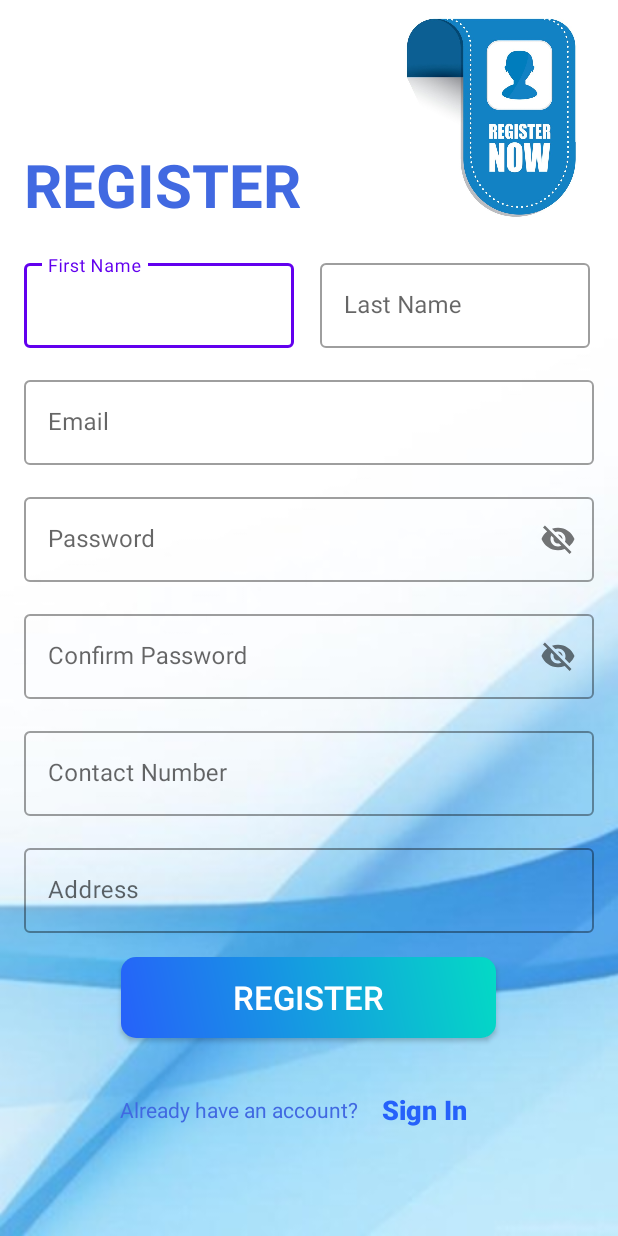
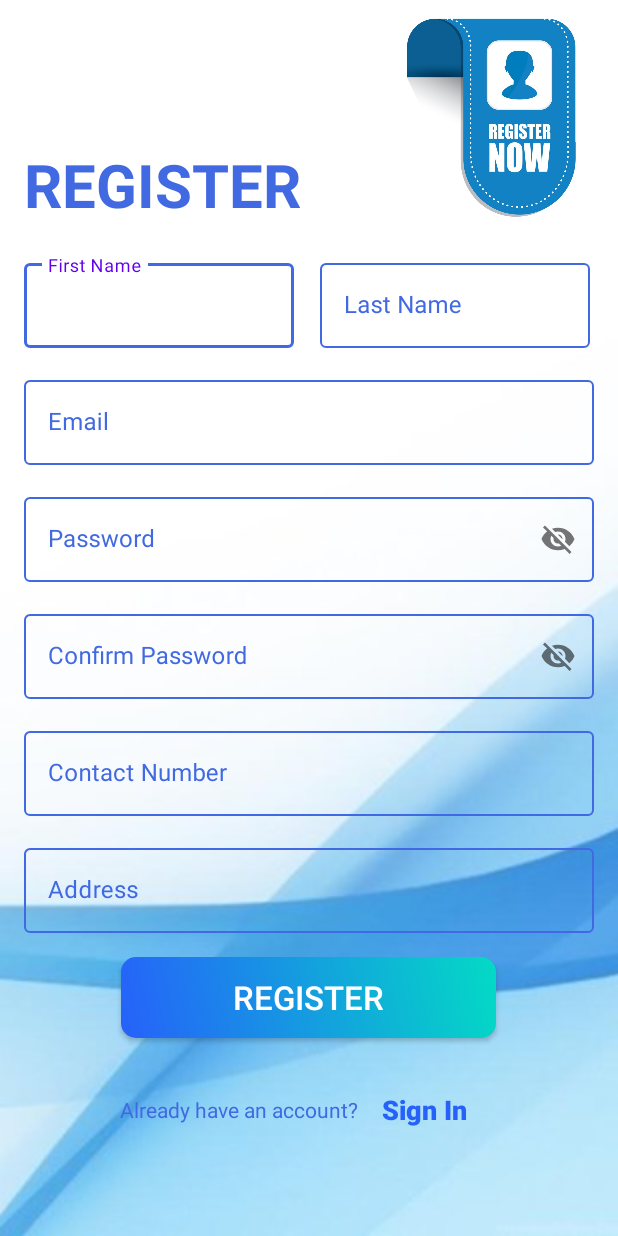
Before and after one commit to AyushBajgai/Final-Year-Project, an Android app: the register screen opened directly, with no data from a screen before it, on a phone screen of 412 x 824 dp. Run offline under Robolectric (Android 15) with nearby library versions, the phone set to English and light mode, and no system bars.

Commit message:
Login/ Register UI

```diff
--- /dev/null
+++ b/FinalYearProject/app/src/main/res/drawable/ic_baseline_lock_24.xml
@@ -0,0 +1,5 @@
+<vector android:height="24dp" android:tint="#3353D0"
+    android:viewportHeight="24" android:viewportWidth="24"
+    android:width="24dp" xmlns:android="http://schemas.android.com/apk/res/android">
+    <path android:fillColor="@android:color/white" android:pathData="M18,8h-1L17,6c0,-2.76 -2.24,-5 -5,-5S7,3.24 7,6v2L6,8c-1.1,0 -2,0.9 -2,2v10c0,1.1 0.9,2 2,2h12c1.1,0 2,-0.9 2,-2L20,10c0,-1.1 -0.9,-2 -2,-2zM12,17c-1.1,0 -2,-0.9 -2,-2s0.9,-2 2,-2 2,0.9 2,2 -0.9,2 -2,2zM15.1,8L8.9,8L8.9,6c0,-1.71 1.39,-3.1 3.1,-3.1 1.71,0 3.1,1.39 3.1,3.1v2z"/>
+</vector>
--- /dev/null
+++ b/FinalYearProject/app/src/main/res/drawable/ic_person.xml
@@ -0,0 +1,5 @@
+<vector android:height="24dp" android:tint="#3353D0"
+    android:viewportHeight="24" android:viewportWidth="24"
+    android:width="24dp" xmlns:android="http://schemas.android.com/apk/res/android">
+    <path android:fillColor="@android:color/white" android:pathData="M12,12c2.21,0 4,-1.79 4,-4s-1.79,-4 -4,-4 -4,1.79 -4,4 1.79,4 4,4zM12,14c-2.67,0 -8,1.34 -8,4v2h16v-2c0,-2.66 -5.33,-4 -8,-4z"/>
+</vector>
--- a/FinalYearProject/app/src/main/res/layout/activity_register.xml
+++ b/FinalYearProject/app/src/main/res/layout/activity_register.xml
@@ -42,8 +42,9 @@
         android:layout_width="180dp"
         android:layout_height="wrap_content"
         android:layout_marginTop="20dp"
-
+        app:boxStrokeColor="@color/royalBlue"
         android:hint="@string/lbl_fname"
+        android:textColorHint="@color/royalBlue"
         app:layout_constraintStart_toStartOf="@+id/title_register"
         app:layout_constraintTop_toBottomOf="@+id/title_register"
         tools:ignore="MissingConstraints">
@@ -65,6 +66,8 @@
         android:layout_height="wrap_content"
         android:layout_marginTop="20dp"
         android:hint="@string/lbl_lname"
+        android:textColorHint="@color/royalBlue"
+        app:boxStrokeColor="@color/royalBlue"
         app:layout_constraintEnd_toEndOf="parent"
         app:layout_constraintHorizontal_bias="0.485"
         app:layout_constraintStart_toEndOf="@+id/layout_fname"
@@ -92,6 +95,8 @@
         android:layout_marginEnd="16dp"
         android:focusableInTouchMode="false"
         android:hint="@string/lbl_password"
+        android:textColorHint="@color/royalBlue"
+        app:boxStrokeColor="@color/royalBlue"
         app:layout_constraintEnd_toEndOf="parent"
         app:layout_constraintHorizontal_bias="0.0"
         app:layout_constraintStart_toStartOf="parent"
@@ -119,6 +124,8 @@
         android:layout_marginEnd="16dp"
         android:focusableInTouchMode="false"
         android:hint="@string/lbl_cpassword"
+        app:boxStrokeColor="@color/royalBlue"
+        android:textColorHint="@color/royalBlue"
         app:layout_constraintEnd_toEndOf="parent"
         app:layout_constraintStart_toStartOf="parent"
         app:layout_constraintTop_toBottomOf="@+id/layout_password"
@@ -145,6 +152,10 @@
         android:layout_marginTop="16dp"
         android:layout_marginEnd="16dp"
         android:hint="@string/lbl_contactNo"
+        app:counterMaxLength="10"
+        app:prefixText="+977"
+        android:textColorHint="@color/royalBlue"
+        app:boxStrokeColor="@color/royalBlue"
         app:layout_constraintEnd_toEndOf="parent"
         app:layout_constraintStart_toStartOf="parent"
         app:layout_constraintTop_toBottomOf="@+id/layout_cpassword"
@@ -155,6 +166,7 @@
             android:layout_width="match_parent"
             android:layout_height="wrap_content"
             android:inputType="number"
+            android:maxLength="10"
             android:textColor="@color/royalBlue"
             app:hintTextColor="@color/royalBlue"
             tools:layout_editor_absoluteY="11dp" />
@@ -170,6 +182,8 @@
         android:layout_marginTop="16dp"
         android:layout_marginEnd="16dp"
         android:hint="@string/lbl_address"
+        android:textColorHint="@color/royalBlue"
+        app:boxStrokeColor="@color/royalBlue"
         app:layout_constraintEnd_toEndOf="parent"
         app:layout_constraintStart_toStartOf="parent"
         app:layout_constraintTop_toBottomOf="@+id/layout_contact_number"
@@ -194,6 +208,8 @@
         android:layout_marginTop="16dp"
         android:layout_marginEnd="16dp"
         android:hint="@string/lbl_email"
+        android:textColorHint="@color/royalBlue"
+        app:boxStrokeColor="@color/royalBlue"
         app:layout_constraintEnd_toEndOf="parent"
         app:layout_constraintStart_toStartOf="parent"
         app:layout_constraintTop_toBottomOf="@+id/layout_fname"
--- a/FinalYearProject/app/src/main/res/values/colors.xml
+++ b/FinalYearProject/app/src/main/res/values/colors.xml
@@ -14,7 +14,8 @@
     <color name="whiteTextColor">#fff</color>
     <color name="primaryTextColor">#2661FA</color>
     <color name="loginBkColor">#f0f0f0</color>
+    <color name="mtrl_textinput_default_box_stroke_color">#4169e1</color>
 
-    <!--colros for card-->
+    <!--coloros for card-->
     <color name="whiteCardColor">#fff</color>
 </resources>
```
Also changed, not shown: FinalYearProject/app/src/main/res/layout/activity_main.xml (+9 -2 lines).
